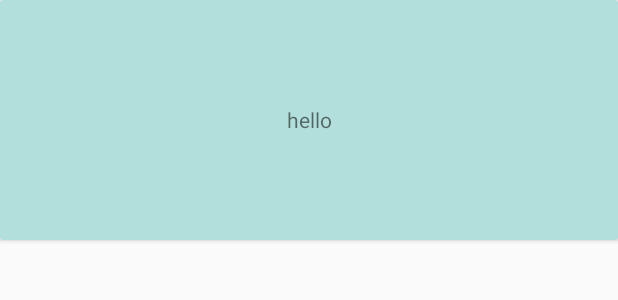
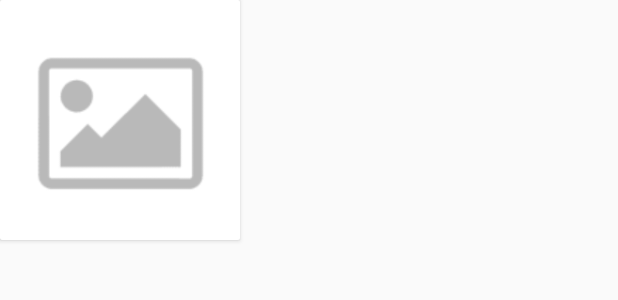
Before and after one commit to chandramohan11mx08/gallery-android-app, an Android app: the layout grid_view_item.xml on its own in the app's theme, with its tools: preview values and no code run, on a phone screen of 412 x 824 dp. Shown: the top 300 px of the screen. Run offline under Robolectric (Android 15) with nearby library versions, the phone set to English and light mode, and no system bars.

Commit message:
add image view to grid item with default image and image description

```diff
--- a/app/src/main/java/com/gallery/app/MainActivity.java
+++ b/app/src/main/java/com/gallery/app/MainActivity.java
@@ -55,7 +55,7 @@ public class MainActivity extends AppCompatActivity {
             public void onItemClick(AdapterView<?> parent, View view, int position, long id) {
 
                 View label1 = view.findViewById(R.id.label);
-                View label2 = view.findViewById(R.id.label2);
+                View label2 = view.findViewById(R.id.description_layout);
                 int mode = (int) label1.getTag();
                 if (mode == FRONT_SIDE) {
                     setRightIn.setTarget(label2);
--- a/app/src/main/java/com/gallery/app/adapters/GridViewAdapter.java
+++ b/app/src/main/java/com/gallery/app/adapters/GridViewAdapter.java
@@ -6,6 +6,7 @@ import android.view.View;
 import android.view.ViewGroup;
 import android.widget.BaseAdapter;
 import android.widget.GridView;
+import android.widget.ImageView;
 import android.widget.TextView;
 
 import com.gallery.app.MainActivity;
@@ -45,13 +46,10 @@ public class GridViewAdapter extends BaseAdapter {
     public View getView(int i, View view, ViewGroup viewGroup) {
 
         view = inflater.inflate(R.layout.grid_view_item, null);
-        String text = dataList.get(i);
         int height = mContext.getResources().getDimensionPixelSize(R.dimen.grid_view_height);
         view.setLayoutParams(new GridView.LayoutParams(GridView.AUTO_FIT, height));
-        TextView textView = (TextView) view.findViewById(R.id.label);
-        TextView textView2 = (TextView) view.findViewById(R.id.label2);
+        ImageView textView = (ImageView) view.findViewById(R.id.label);
         textView.setTag(MainActivity.FRONT_SIDE);
-        textView.setText(text);
         return view;
     }
 }
--- a/app/src/main/res/layout/grid_view_item.xml
+++ b/app/src/main/res/layout/grid_view_item.xml
@@ -1,24 +1,93 @@
 <?xml version="1.0" encoding="utf-8"?>
 <android.support.v7.widget.CardView xmlns:android="http://schemas.android.com/apk/res/android"
-    android:layout_width="match_parent"
+    android:layout_width="160dp"
     android:layout_height="160dp"
     android:orientation="vertical">
 
-    <TextView
+    <ImageView
         android:id="@+id/label"
         android:layout_width="match_parent"
         android:layout_height="match_parent"
-        android:background="@color/colorPrimaryLight"
-        android:gravity="center"
-        android:text="hello" />
+        android:scaleType="centerCrop"
+        android:src="@drawable/no_image" />
 
-    <TextView
-        android:id="@+id/label2"
+    <LinearLayout
+        android:id="@+id/description_layout"
+        android:layout_width="match_parent"
+        android:layout_height="wrap_content"
         android:alpha="0"
-        android:layout_width="match_parent"
-        android:layout_height="match_parent"
-        android:background="@color/colorPrimary"
-        android:gravity="center"
-        android:text="backside" />
+        android:orientation="vertical">
+
+        <TextView
+            android:id="@+id/photo_name"
+            android:layout_width="match_parent"
+            android:layout_height="wrap_content"
+            android:gravity="center"
+            android:padding="8dp"
+            android:text="Flying fox"
+            android:textColor="@color/colorPrimaryText" />
+
+        <LinearLayout
+            android:layout_width="match_parent"
+            android:layout_height="wrap_content"
+            android:background="@color/colorWhite"
+            android:gravity="center"
+            android:orientation="horizontal">
+
+            <LinearLayout
+                android:layout_width="match_parent"
+                android:layout_height="wrap_content"
+                android:layout_weight="1"
+                android:gravity="center"
+                android:orientation="vertical">
+
+                <TextView
+                    android:id="@+id/name_label"
+                    android:layout_width="wrap_content"
+                    android:layout_height="wrap_content"
+                    android:gravity="center"
+                    android:padding="4dp"
+                    android:text="Likes" />
+
+                <TextView
+                    android:id="@+id/name_text"
+                    android:layout_width="wrap_content"
+                    android:layout_height="wrap_content"
+                    android:padding="8dp"
+                    android:text="567"
+                    android:textColor="@color/colorPrimaryText"
+                    android:textSize="16dp" />
+            </LinearLayout>
+
+            <LinearLayout
+                android:layout_width="match_parent"
+                android:layout_height="wrap_content"
+                android:layout_weight="1"
+                android:gravity="center"
+                android:orientation="vertical">
+
+                <TextView
+                    android:layout_width="wrap_content"
+                    android:layout_height="wrap_content"
+                    android:layout_below="@+id/name_label"
+                    android:gravity="center"
+                    android:padding="4dp"
+                    android:text="Views" />
+
+                <TextView
+                    android:id="@+id/views_text"
+                    android:layout_width="wrap_content"
+                    android:layout_height="wrap_content"
+                    android:padding="8dp"
+                    android:text="1034"
+                    android:textColor="@color/colorPrimaryText"
+                    android:textSize="16dp" />
+            </LinearLayout>
+
+
+        </LinearLayout>
+
+    </LinearLayout>
+
 
 </android.support.v7.widget.CardView>
```
Also changed, not shown: app/src/main/res/drawable/no_image.png (added).
